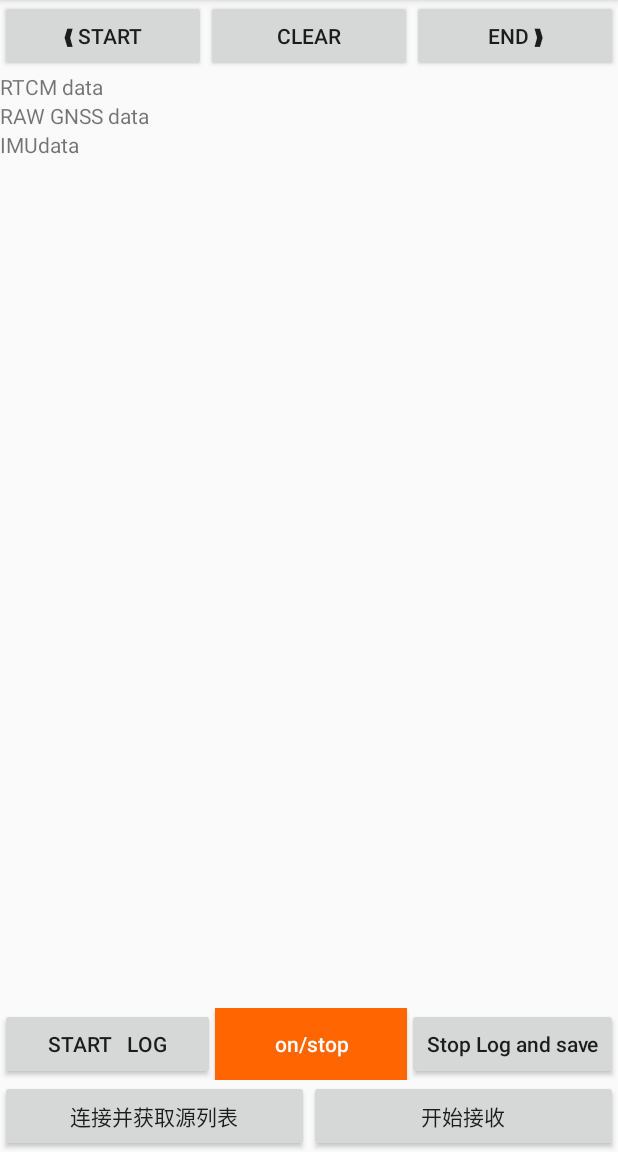
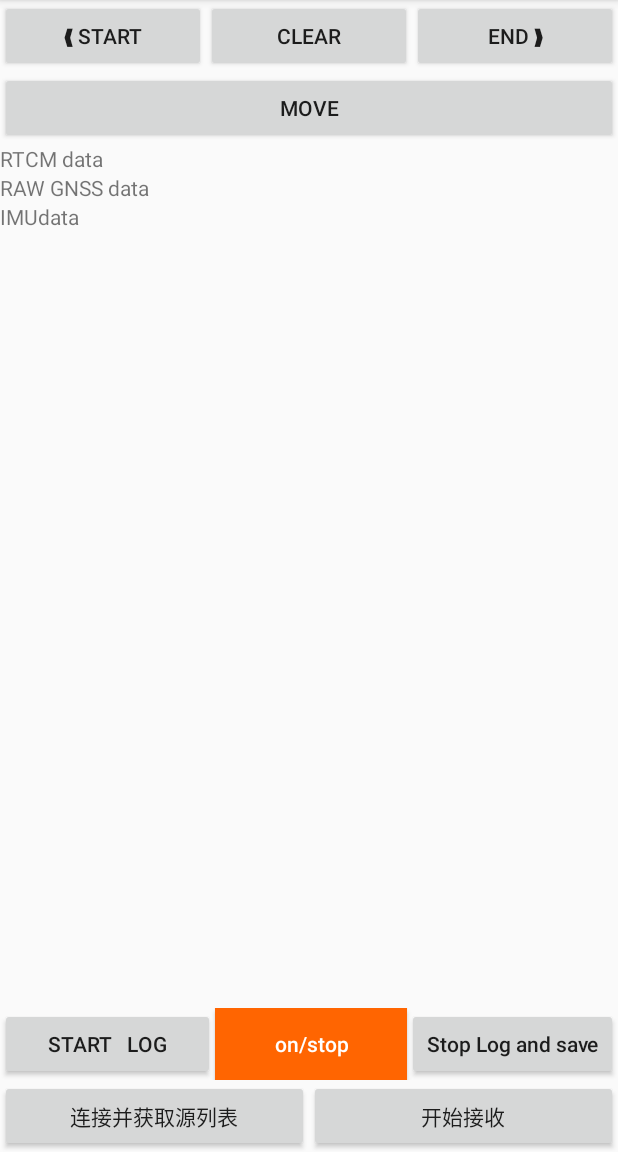
Before and after one commit to milkytipo/RawMeaLogger, an Android app: the screen it shows after launch (MainActivity), on a phone screen of 412 x 824 dp, the part 84-1236 px from its top. Run offline under Robolectric (Android 15) with nearby library versions, the phone set to English and light mode, and no system bars.

Commit message:
add move button

```diff
--- a/app/src/main/java/com/example/a2017101705/rawmealogger/MainActivity.java
+++ b/app/src/main/java/com/example/a2017101705/rawmealogger/MainActivity.java
@@ -79,7 +79,7 @@ public class MainActivity extends AppCompatActivity implements SensorEventListen
 
     private LocationManager locationManager;
     private String measurementStream;
-    private Button start,end,clear,startLog,stopLog,on,btnConn,btnRecv;
+    private Button start,end,clear,startLog,stopLog,on,btnConn,btnRecv,move;
     private TextView logView,scText,IMUView;
     private EditText editCasterIp,editCasterPort,editUsername,editPassword,editLatitude,editLongitude;
     private ScrollView scrollView;
@@ -95,10 +95,12 @@ public class MainActivity extends AppCompatActivity implements SensorEventListen
     private long fixedFullbiasnanos=0;
     private Ephemeris eph =new Ephemeris();
     private int  count = 0;
+    private int count2= 0;
     private int  cntDB = 0;
     private int  cntfullbiasnanos = 0;
     private boolean doWrite = false;
     private boolean closeWrite = false;
+    private boolean startMove=false;
     private MyDatabaseHelper dbHelper;
     private LocalBroadcastReceiver mBroadcastReceiver;
     //    private IntentFilter mIntentFilter;
@@ -284,6 +286,7 @@ public class MainActivity extends AppCompatActivity implements SensorEventListen
         super.onCreate(savedInstanceState);
         setContentView(R.layout.activity_main);
         start=findViewById(R.id.start);
+        move=findViewById(R.id.startMove);
         end=findViewById(R.id.end);
         clear=findViewById(R.id.clear);
         startLog=findViewById(R.id.start_log);
@@ -412,6 +415,21 @@ public class MainActivity extends AppCompatActivity implements SensorEventListen
                 exec.execute(NtripClient);
             }
         });
+        move.setOnClickListener(new OnClickListener() {
+            @Override
+            public void onClick(View v) {
+                if(count2==0) {
+                    startMove = true;
+                    count2 = 1;
+                    move.setActivated(true);
+                }
+                if(count2==1) {
+                    startMove = false;
+                    count2 = 0;
+                    move.setActivated(false);
+                }
+            }
+        });
 
 
         locationManager = (LocationManager) getSystemService(Context.LOCATION_SERVICE);
--- a/app/src/main/res/layout/activity_main.xml
+++ b/app/src/main/res/layout/activity_main.xml
@@ -30,6 +30,16 @@
             android:layout_weight="1"
             android:layout_height="wrap_content" />
 
+    </LinearLayout>
+    <LinearLayout
+        android:layout_width="match_parent"
+        android:layout_height="wrap_content">
+        <Button
+            android:id ="@+id/startMove"
+            android:text="Move"
+            android:layout_width="match_parent"
+            android:layout_height="wrap_content"
+            />
     </LinearLayout>
 
     <!--<LinearLayout-->
```
